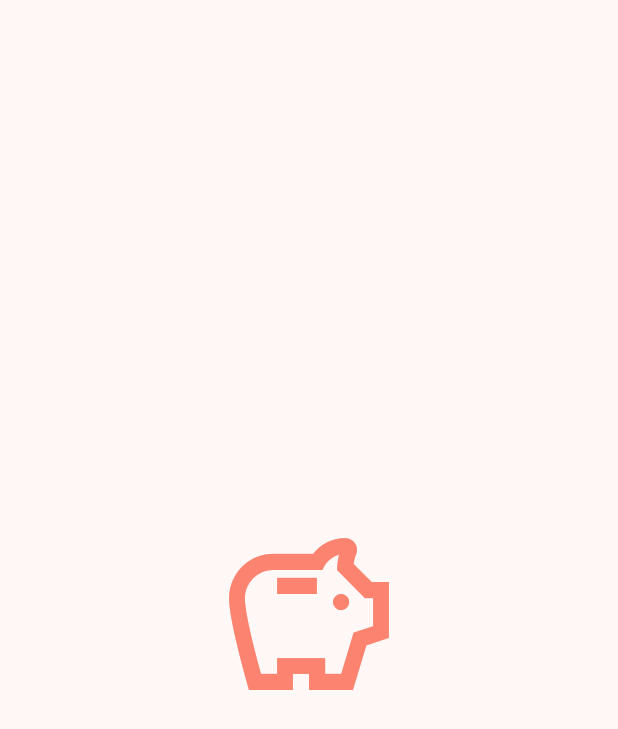
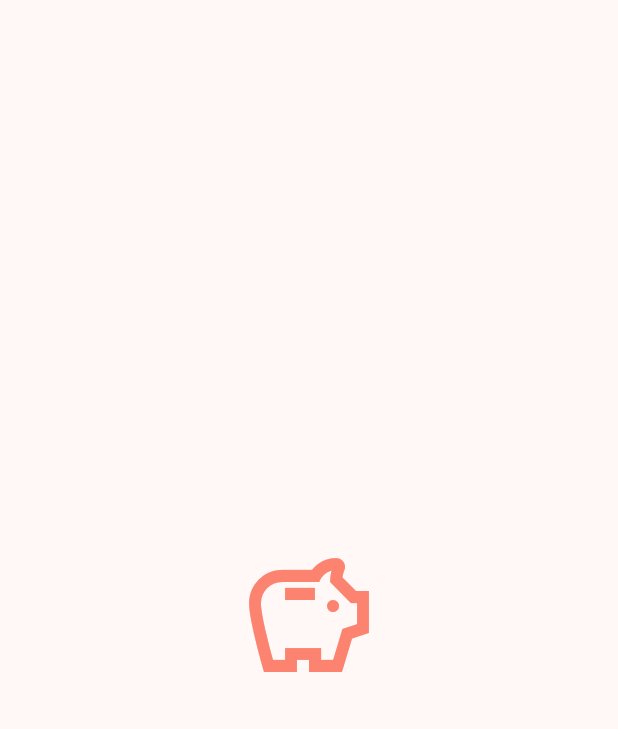
Before and after one commit to m-kodama/kakeibooo-flutter, a Flutter app: the first screen one second after launch, on a phone screen of 412 x 824 dp. Shown: the top 729 px of the screen. Run offline on Flutter 3.47's test engine with Material 2 defaults, Android fonts, the phone set to English and light mode, and no system bars; our stand-ins replace google_fonts, hooks_riverpod.

```diff
--- a/lib/app.dart
+++ b/lib/app.dart
@@ -1,17 +1,20 @@
 import 'package:flutter/material.dart';
+import 'package:hooks_riverpod/hooks_riverpod.dart';
 import 'package:kakeibooo_flutter/core/app_theme.dart';
-import 'package:kakeibooo_flutter/feature/init/ui/init_page.dart';
+import 'package:kakeibooo_flutter/core/provider/app_navigator.dart';
+import 'package:kakeibooo_flutter/core/provider/main_router.dart';
 
-class App extends StatelessWidget {
-  const App({Key? key}) : super(key: key);
+class App extends ConsumerWidget {
+  const App({super.key});
 
   @override
-  Widget build(BuildContext context) {
+  Widget build(BuildContext context, WidgetRef ref) {
     return MaterialApp(
       title: 'Kakeibooo',
       theme: AppTheme.light,
       darkTheme: AppTheme.dark,
-      home: const InitPage(),
+      navigatorKey: ref.watch(mainNavigatorKeyProvider),
+      onGenerateRoute: ref.watch(mainRouterProvider).onGenerateRoute,
     );
   }
 }
--- a/lib/feature/home/ui/home_page.dart
+++ b/lib/feature/home/ui/home_page.dart
@@ -6,6 +6,8 @@ import 'package:kakeibooo_flutter/feature/calendar/ui/calendar_page.dart';
 
 class HomePage extends ConsumerWidget {
   const HomePage({Key? key}) : super(key: key);
+
+  static const routeName = '/home';
 
   @override
   Widget build(BuildContext context, WidgetRef ref) {
--- a/lib/feature/init/ui/init_page.dart
+++ b/lib/feature/init/ui/init_page.dart
@@ -4,6 +4,8 @@ import 'package:kakeibooo_flutter/feature/home/ui/home_page.dart';
 
 class InitPage extends StatefulWidget {
   const InitPage({Key? key}) : super(key: key);
+
+  static const routeName = '/init';
 
   @override
   State<InitPage> createState() => _InitPageState();
@@ -30,11 +32,7 @@ class _InitPageState extends State<InitPage>
     );
 
     Future.delayed(const Duration(milliseconds: 2400), () {
-      Navigator.of(context).push(
-        MaterialPageRoute(
-          builder: (context) => const HomePage(),
-        ),
-      );
+      Navigator.of(context).pushNamed(HomePage.routeName);
     });
   }
 
@@ -45,9 +43,9 @@ class _InitPageState extends State<InitPage>
       child: Center(
         child: RotationTransition(
           turns: rotateAnimation!,
-          child: Icon(
+          child: const Icon(
             Icons.savings_outlined,
-            size: 128,
+            size: 96,
             color: AppColors.primary,
           ),
         ),
```
Also changed, not shown: lib/core/provider/app_navigator.dart (added, +14 -0 lines), lib/core/provider/main_router.dart (added, +22 -0 lines).
